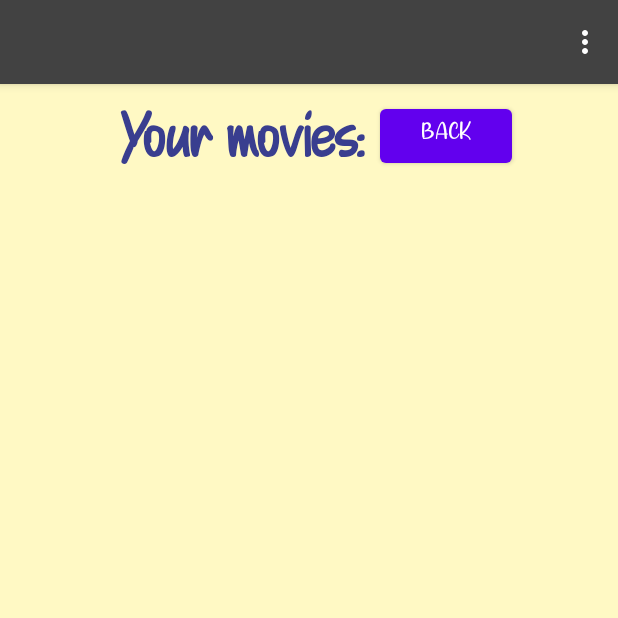
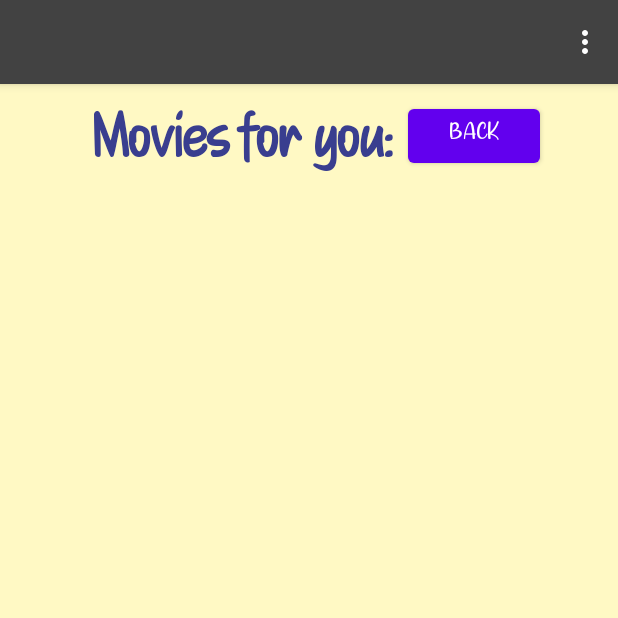
Before and after one commit to LiliaChe/DisneyLilia, an Android app: the Movie_fy screen opened directly, with no data from a screen before it, on a phone screen of 412 x 824 dp, the top half of it. Run offline under Robolectric (Android 15) with nearby library versions, the phone set to English and light mode, and no system bars; 1 statement that could not run was skipped.

Commit message:
שינוי שם

```diff
--- a/app/src/main/res/layout/activity_movie_fy.xml
+++ b/app/src/main/res/layout/activity_movie_fy.xml
@@ -19,7 +19,7 @@
             android:layout_height="wrap_content"
             android:layout_margin="10dp"
             android:fontFamily="@font/reg"
-            android:text="Your movies:"
+            android:text="Movies for you:"
             android:textColor="@color/blue"
             android:textSize="40sp"
             android:textStyle="bold" />
```
